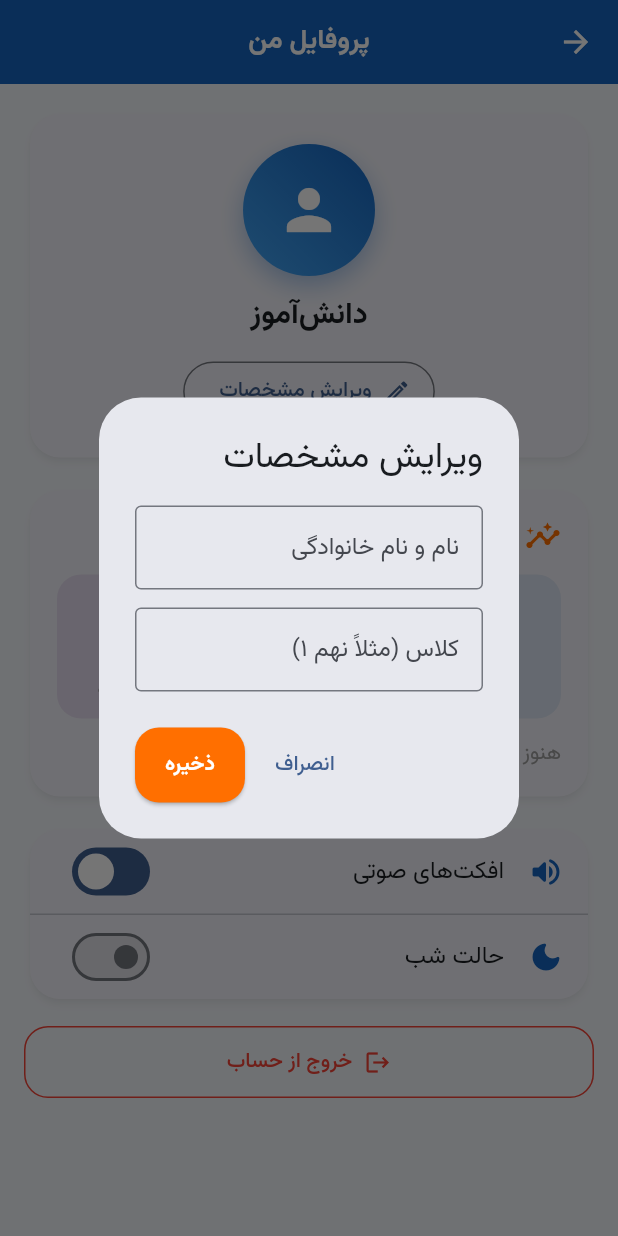
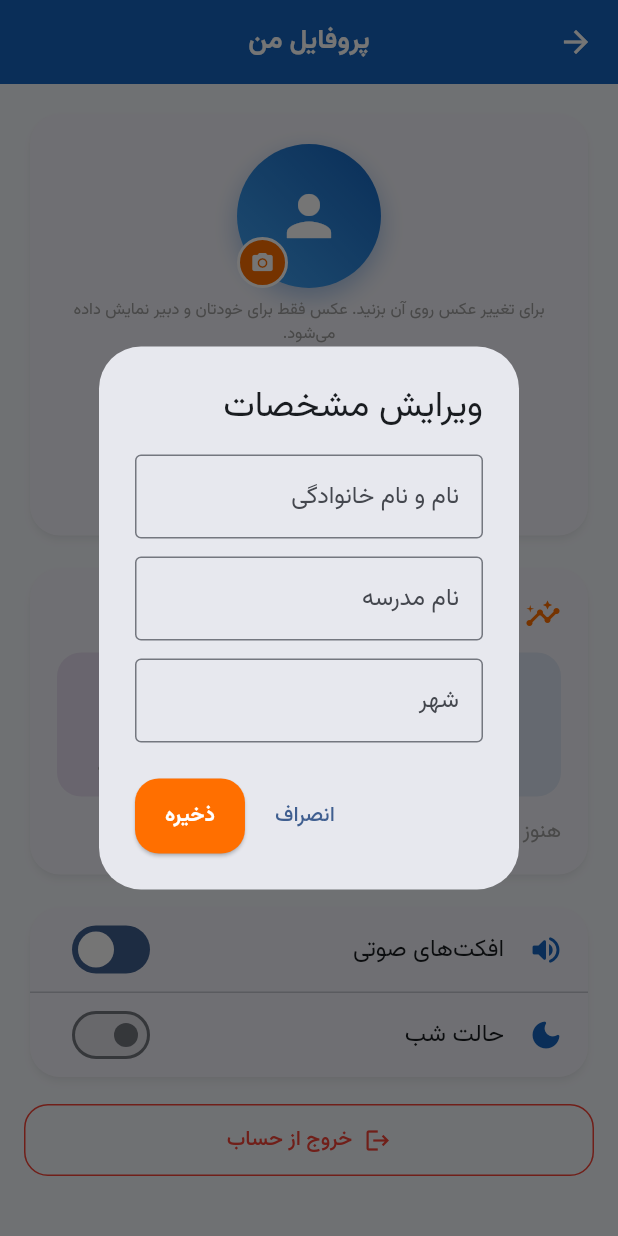
Before and after one commit to loghmanveysi-wq/oloom-noh, a Flutter app: the StudentProfileScreen screen opened directly, after a tap on "ویرایش مشخصات", on a phone screen of 412 x 824 dp. Run offline on Flutter 3.47's test engine with Material 3 defaults, Android fonts, the phone set to English and light mode, and no system bars; our stand-ins replace audioplayers, cached_network_image, cloud_firestore, firebase_auth, firebase_core, fl_chart and 4 more; missing offline and left inert: syncfusion_flutter_core, syncfusion_flutter_pdfviewer; accounts and stored records are empty.

Commit message:
Update student_profile_screen.dart

```diff
--- a/lib/screens/student_profile_screen.dart
+++ b/lib/screens/student_profile_screen.dart
@@ -1,10 +1,15 @@
-// پروفایل دانش‌آموز: مشخصات، آمار آزمون‌ها، ویرایش نام و کلاس، تنظیمات و خروج از حساب
+// پروفایل دانش‌آموز: عکس شخصی، مشخصات، آمار آزمون‌ها، تنظیمات و خروج از حساب
+import 'dart:io';
 import 'package:flutter/material.dart';
+import 'package:cached_network_image/cached_network_image.dart';
 import 'package:cloud_firestore/cloud_firestore.dart';
 import 'package:firebase_auth/firebase_auth.dart';
+import 'package:image_cropper/image_cropper.dart';
+import 'package:image_picker/image_picker.dart';
 import 'package:provider/provider.dart';
 import '../theme/app_theme.dart';
 import '../models/chapter_model.dart';
+import '../services/cloudinary_service.dart';
 import '../services/sound_service.dart';
 import '../services/theme_provider.dart';
 import '../widgets/fade_slide.dart';
@@ -25,6 +30,7 @@ class _StudentProfileScreenState extends State<StudentProfileScreen> {
   late final Stream<QuerySnapshot<Map<String, dynamic>>>? _examStream =
       _ref?.collection('exams').snapshots();
   bool _sound = SoundService.enabled;
+  bool _uploading = false;
 
   void _snack(String msg) {
     if (!mounted) return;
@@ -42,14 +48,72 @@ class _StudentProfileScreenState extends State<StudentProfileScreen> {
     return t is Timestamp ? t.millisecondsSinceEpoch : DateTime.now().millisecondsSinceEpoch;
   }
 
+  // ------------------------- عکس پروفایل -------------------------
+  Future<void> _changePhoto() async {
+    final source = await showModalBottomSheet<ImageSource>(
+      context: context,
+      shape: const RoundedRectangleBorder(
+        borderRadius: BorderRadius.vertical(top: Radius.circular(22)),
+      ),
+      builder: (ctx) => SafeArea(
+        child: Wrap(
+          children: [
+            ListTile(
+              leading: const Icon(Icons.photo_library, color: AppTheme.primaryBlue),
+              title: const Text('انتخاب از گالری'),
+              onTap: () => Navigator.pop(ctx, ImageSource.gallery),
+            ),
+            ListTile(
+              leading: const Icon(Icons.camera_alt, color: AppTheme.accentOrange),
+              title: const Text('گرفتن عکس با دوربین'),
+              onTap: () => Navigator.pop(ctx, ImageSource.camera),
+            ),
+          ],
+        ),
+      ),
+    );
+    if (source == null) return;
+    final picked = await ImagePicker().pickImage(source: source, imageQuality: 85, maxWidth: 1200);
+    if (picked == null) return;
+    final cropped = await ImageCropper().cropImage(
+      sourcePath: picked.path,
+      aspectRatio: const CropAspectRatio(ratioX: 1, ratioY: 1),
+      uiSettings: [
+        AndroidUiSettings(
+          toolbarTitle: 'برش عکس پروفایل',
+          toolbarColor: AppTheme.primaryBlue,
+          toolbarWidgetColor: Colors.white,
+          cropStyle: CropStyle.circle,
+        ),
+      ],
+    );
+    if (cropped == null || _ref == null || _user == null) return;
+    setState(() => _uploading = true);
+    try {
+      final url = await CloudinaryService.uploadFile(
+        File(cropped.path),
+        folder: 'students/${_user!.uid}',
+      );
+      await _ref!.update({'photoUrl': url});
+      _snack('عکس پروفایل ذخیره شد ✅');
+    } catch (e) {
+      _snack('خطا در آپلود عکس: $e');
+    } finally {
+      if (mounted) setState(() => _uploading = false);
+    }
+  }
+
+  // ------------------------- ویرایش مشخصات -------------------------
   Future<void> _edit(Map<String, dynamic>? data) async {
     final nameC = TextEditingController(text: (data?['name'] ?? '').toString());
-    final classC = TextEditingController(text: (data?['class'] ?? '').toString());
+    final schoolC = TextEditingController(text: (data?['school'] ?? '').toString());
+    final cityC = TextEditingController(text: (data?['city'] ?? '').toString());
     final ok = await showDialog<bool>(
       context: context,
       builder: (ctx) => AlertDialog(
         title: const Text('ویرایش مشخصات'),
-        content: Column(
+        content: SingleChildScrollView(
+          child: Column(
             mainAxisSize: MainAxisSize.min,
             children: [
               TextField(
@@ -59,11 +123,17 @@ class _StudentProfileScreenState extends State<StudentProfileScreen> {
               ),
               const SizedBox(height: 12),
               TextField(
-              controller: classC,
-              decoration: const InputDecoration(
-                  labelText: 'کلاس (مثلاً نهم ۱)', border: OutlineInputBorder()),
+                controller: schoolC,
+                decoration:
+                    const InputDecoration(labelText: 'نام مدرسه', border: OutlineInputBorder()),
+              ),
+              const SizedBox(height: 12),
+              TextField(
+                controller: cityC,
+                decoration: const InputDecoration(labelText: 'شهر', border: OutlineInputBorder()),
               ),
             ],
+          ),
         ),
         actions: [
           TextButton(onPressed: () => Navigator.pop(ctx, false), child: const Text('انصراف')),
@@ -73,7 +143,11 @@ class _StudentProfileScreenState extends State<StudentProfileScreen> {
     );
     if (ok != true || _ref == null) return;
     try {
-      await _ref!.update({'name': nameC.text.trim(), 'class': classC.text.trim()});
+      await _ref!.update({
+        'name': nameC.text.trim(),
+        'school': schoolC.text.trim(),
+        'city': cityC.text.trim(),
+      });
       _snack('مشخصات ذخیره شد ✅');
     } catch (e) {
       _snack('خطا: $e');
@@ -132,23 +206,23 @@ class _StudentProfileScreenState extends State<StudentProfileScreen> {
   }
 
   // ------------------------------ مشخصات ------------------------------
-  Widget _headerCard() {
-    return Card(
-      child: Padding(
-        padding: const EdgeInsets.all(20),
-        child: StreamBuilder<DocumentSnapshot<Map<String, dynamic>>>(
-          stream: _userStream,
-          builder: (context, snap) {
-            final data = snap.data?.data();
-            final name = (data?['name'] ?? '').toString().trim();
-            final cls = (data?['class'] ?? '').toString().trim();
-            final contact = _user!.email ?? _user!.phoneNumber ?? '';
-            return Column(
+  Widget _initial(String name) => name.isEmpty
+      ? const Icon(Icons.person, color: Colors.white, size: 44)
+      : Text(
+          String.fromCharCode(name.runes.first),
+          style: const TextStyle(color: Colors.white, fontSize: 36, fontWeight: FontWeight.bold),
+        );
+
+  Widget _avatar(String name, String photo) {
+    return GestureDetector(
+      onTap: _uploading ? null : _changePhoto,
+      child: Stack(
         children: [
           Container(
-                  width: 88,
-                  height: 88,
+            width: 96,
+            height: 96,
             alignment: Alignment.center,
+            clipBehavior: Clip.antiAlias,
             decoration: BoxDecoration(
               shape: BoxShape.circle,
               gradient: const LinearGradient(
@@ -164,31 +238,111 @@ class _StudentProfileScreenState extends State<StudentProfileScreen> {
                 ),
               ],
             ),
-                  child: name.isEmpty
-                      ? const Icon(Icons.person, color: Colors.white, size: 44)
-                      : Text(
-                          String.fromCharCode(name.runes.first),
-                          style: const TextStyle(
-                              color: Colors.white, fontSize: 36, fontWeight: FontWeight.bold),
+            child: photo.isNotEmpty
+                ? CachedNetworkImage(
+                    imageUrl: photo,
+                    width: 96,
+                    height: 96,
+                    fit: BoxFit.cover,
+                    placeholder: (_, __) => _initial(name),
+                    errorWidget: (_, __, ___) => _initial(name),
+                  )
+                : _initial(name),
+          ),
+          if (_uploading)
+            const Positioned.fill(
+              child: DecoratedBox(
+                decoration: BoxDecoration(shape: BoxShape.circle, color: Color(0x88000000)),
+                child: Center(
+                  child: SizedBox(
+                    width: 26,
+                    height: 26,
+                    child: CircularProgressIndicator(color: Colors.white, strokeWidth: 3),
                   ),
                 ),
-                const SizedBox(height: 12),
+              ),
+            ),
+          Positioned(
+            bottom: 0,
+            left: 0,
+            child: Container(
+              padding: const EdgeInsets.all(7),
+              decoration: BoxDecoration(
+                color: AppTheme.accentOrange,
+                shape: BoxShape.circle,
+                border: Border.all(color: Colors.white, width: 2),
+              ),
+              child: const Icon(Icons.camera_alt, size: 16, color: Colors.white),
+            ),
+          ),
+        ],
+      ),
+    );
+  }
+
+  Widget _headerCard() {
+    return Card(
+      child: Padding(
+        padding: const EdgeInsets.all(20),
+        child: StreamBuilder<DocumentSnapshot<Map<String, dynamic>>>(
+          stream: _userStream,
+          builder: (context, snap) {
+            final data = snap.data?.data();
+            final name = (data?['name'] ?? '').toString().trim();
+            final school = (data?['school'] ?? '').toString().trim();
+            final city = (data?['city'] ?? '').toString().trim();
+            final cls = (data?['class'] ?? '').toString().trim();
+            final photo = (data?['photoUrl'] ?? '').toString().trim();
+            final phone = (data?['phone'] ?? _user!.phoneNumber ?? '').toString();
+            final email = _user!.email ?? '';
+            return Column(
+              children: [
+                _avatar(name, photo),
+                const SizedBox(height: 6),
+                const Text(
+                  'برای تغییر عکس روی آن بزنید. عکس فقط برای خودتان و دبیر نمایش داده می‌شود.',
+                  textAlign: TextAlign.center,
+                  style: TextStyle(color: Colors.grey, fontSize: 11),
+                ),
+                const SizedBox(height: 10),
                 Text(name.isEmpty ? 'دانش‌آموز' : name,
                     style: const TextStyle(fontSize: 20, fontWeight: FontWeight.bold)),
-                if (cls.isNotEmpty) ...[
-                  const SizedBox(height: 6),
+                const SizedBox(height: 8),
+                Wrap(
+                  spacing: 8,
+                  runSpacing: 4,
+                  alignment: WrapAlignment.center,
+                  children: [
+                    if (school.isNotEmpty)
+                      Chip(
+                        avatar: const Icon(Icons.school_outlined, size: 18, color: AppTheme.primaryBlue),
+                        label: Text(school),
+                      ),
+                    if (city.isNotEmpty)
+                      Chip(
+                        avatar: const Icon(Icons.location_city_outlined,
+                            size: 18, color: AppTheme.primaryBlue),
+                        label: Text(city),
+                      ),
+                    if (cls.isNotEmpty)
                       Chip(
                         avatar: const Icon(Icons.class_outlined, size: 18, color: AppTheme.primaryBlue),
                         label: Text(cls),
                       ),
                   ],
-                if (contact.isNotEmpty) ...[
-                  const SizedBox(height: 4),
+                ),
+                if (phone.isNotEmpty) ...[
+                  const SizedBox(height: 6),
                   Directionality(
                     textDirection: TextDirection.ltr,
-                    child: Text(contact, style: const TextStyle(color: Colors.grey, fontSize: 12.5)),
+                    child: Text(phone, style: const TextStyle(color: Colors.grey, fontSize: 12.5)),
                   ),
                 ],
+                if (email.isNotEmpty)
+                  Directionality(
+                    textDirection: TextDirection.ltr,
+                    child: Text(email, style: const TextStyle(color: Colors.grey, fontSize: 12.5)),
+                  ),
                 const SizedBox(height: 12),
                 OutlinedButton.icon(
                   onPressed: () => _edit(data),
@@ -240,13 +394,20 @@ class _StudentProfileScreenState extends State<StudentProfileScreen> {
                 const SizedBox(height: 14),
                 Row(
                   children: [
-                    Expanded(child: _stat(Icons.edit_note_rounded, '${list.length}', 'آزمون', const Color(0xFF1565C0))),
-                    const SizedBox(width: 10),
-                    Expanded(child: _stat(Icons.trending_up_rounded, '${avg.round()}٪', 'میانگین نمره', const Color(0xFF2E7D32))),
+                    Expanded(
+                        child: _stat(Icons.edit_note_rounded, '${list.length}', 'آزمون',
+                            const Color(0xFF1565C0))),
                     const SizedBox(width: 10),
                     Expanded(
-                      child: _stat(Icons.menu_book_rounded,
-                          '${best.length}/${scienceGrade9Chapters.length}', 'فصل آزموده', const Color(0xFF6A1B9A)),
+                        child: _stat(Icons.trending_up_rounded, '${avg.round()}٪', 'میانگین نمره',
+                            const Color(0xFF2E7D32))),
+                    const SizedBox(width: 10),
+                    Expanded(
+                      child: _stat(
+                          Icons.menu_book_rounded,
+                          '${best.length}/${scienceGrade9Chapters.length}',
+                          'فصل آزموده',
+                          const Color(0xFF6A1B9A)),
                     ),
                   ],
                 ),
```
Lines whose indentation alone changed are shown as unchanged.
